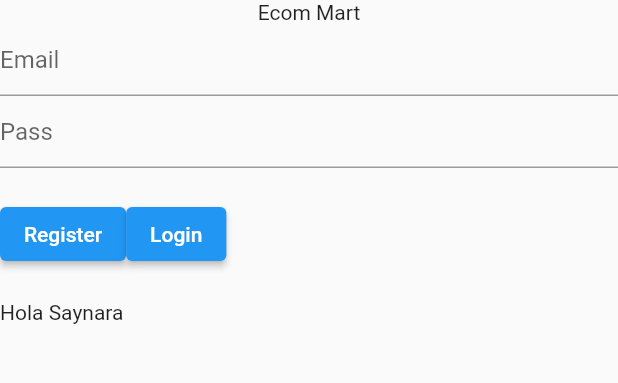
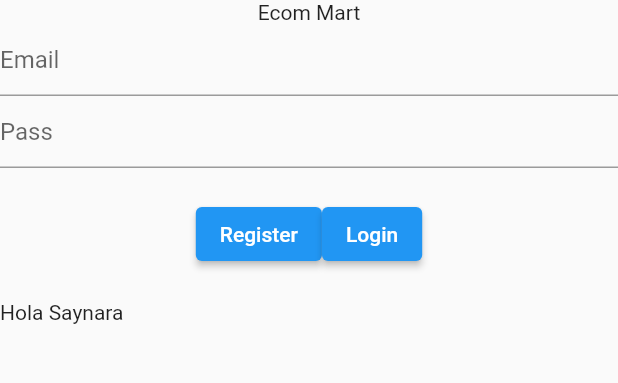
Before and after one commit to ButterHost69/SIH-v4, a Flutter app: the screen it shows after launch, on a phone screen of 412 x 824 dp, the part 552-935 px from its top. Run offline on Flutter 3.47's test engine with Material 2 defaults, Android fonts, the phone set to English and light mode, and no system bars; our stand-ins replace firebase_auth, firebase_core; accounts and stored records are empty.

```diff
--- a/lib/register.dart
+++ b/lib/register.dart
@@ -40,6 +40,8 @@ class _RegisterState extends State<Register> {
                   height: 20,
                 ),
                 Row(
+                  mainAxisAlignment: MainAxisAlignment.center,
+                  crossAxisAlignment: CrossAxisAlignment.center,
                   children: [
                     ElevatedButton(
                       style: ElevatedButton.styleFrom(
```
Also changed, not shown: lib/homepage.dart (deleted, +0 -20 lines).
